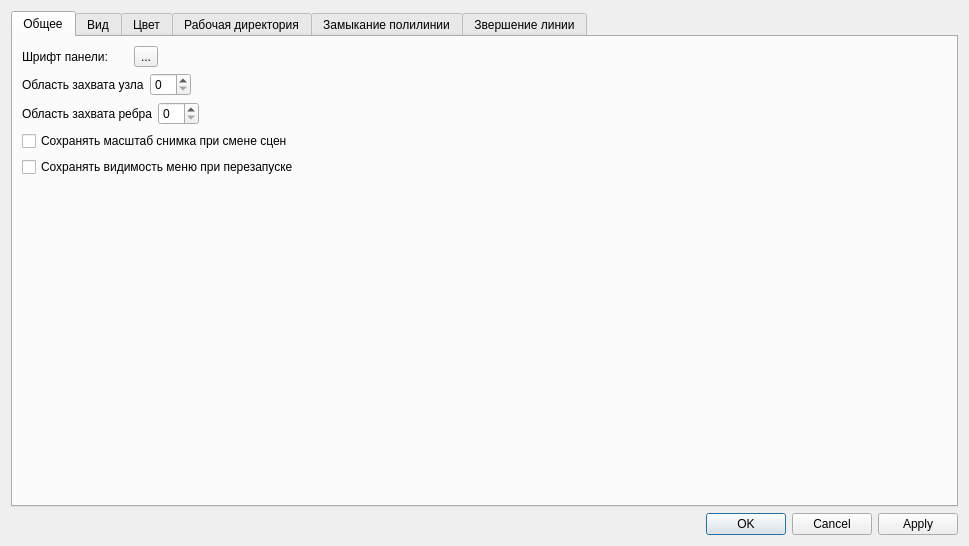
This is src/qlabelme/widgets/settings.ui in mariekarelina/QLabelMe as Qt 5 draws it before an edit. The edited form follows.
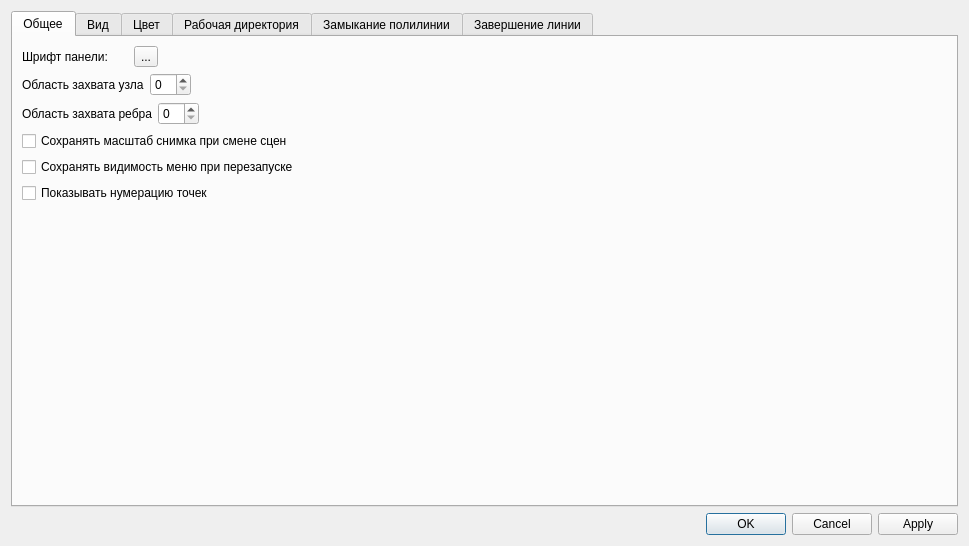
This is the edited form.

What changed in the file:
```diff
--- a/src/qlabelme/widgets/settings.ui
+++ b/src/qlabelme/widgets/settings.ui
@@ -153,6 +153,13 @@
          </property>
         </widget>
        </item>
+       <item>
+        <widget class="QCheckBox" name="showNumbers">
+         <property name="text">
+          <string>Показывать нумерацию точек</string>
+         </property>
+        </widget>
+       </item>
        <item>
         <spacer name="verticalSpacer_3">
          <property name="orientation">
@@ -651,7 +658,7 @@
        </sizepolicy>
       </property>
       <attribute name="title">
-       <string>Звершение линии</string>
+       <string>Завершение линии</string>
       </attribute>
       <layout class="QVBoxLayout" name="verticalLayout_4">
        <item>
```
